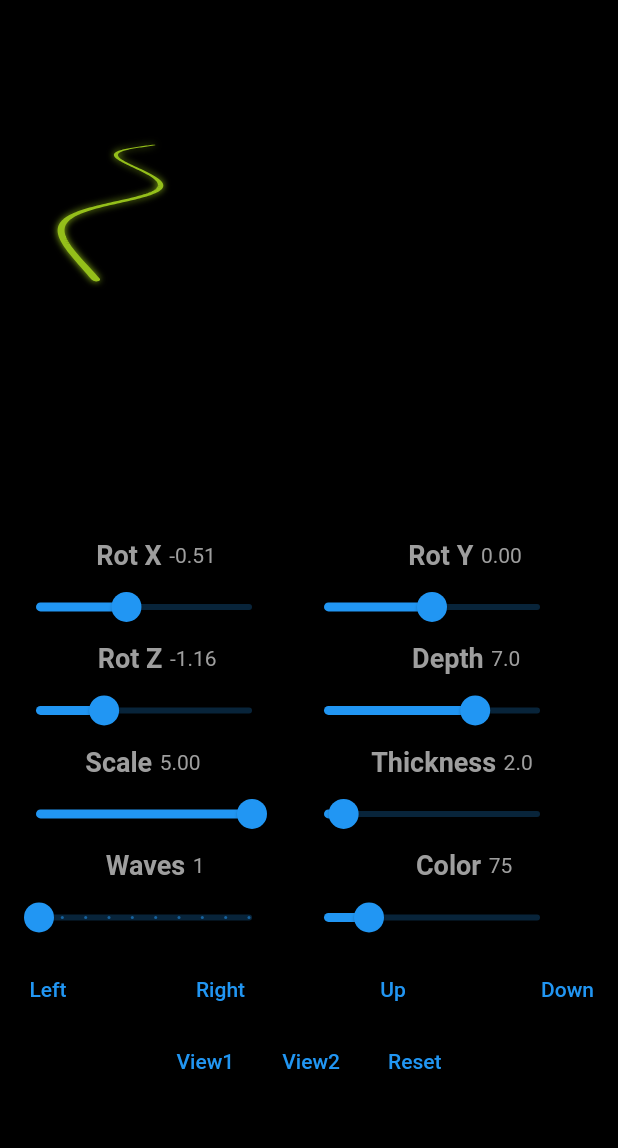
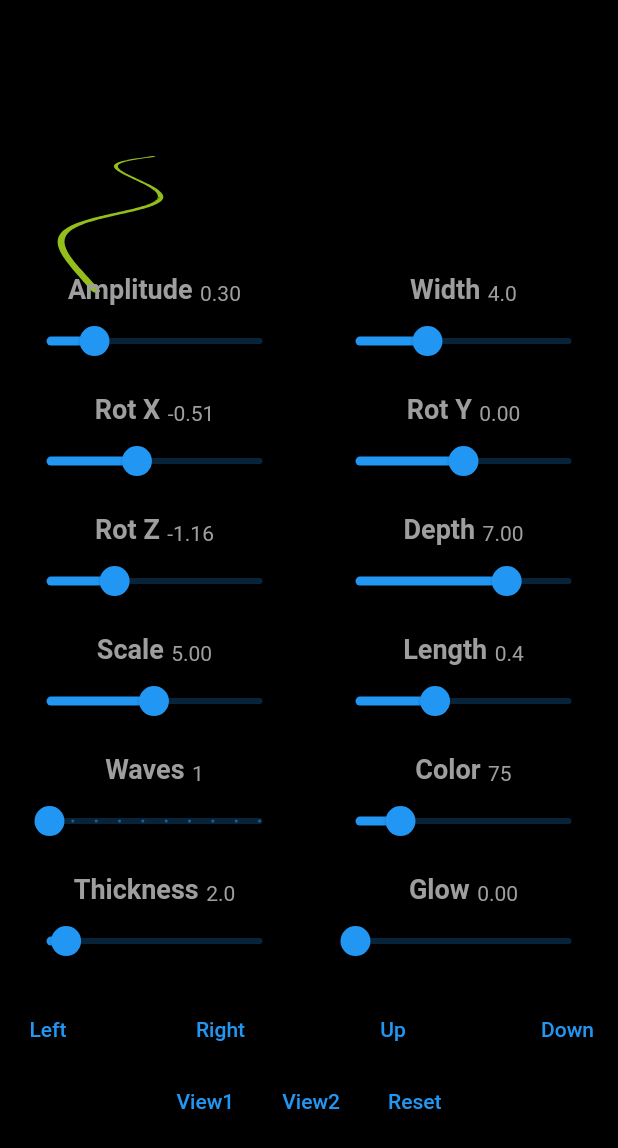
Before and after one commit to marco906/FloatingWaves, a Flutter app: the screen it shows after launch, after a tap on "View1", after a tap on "View2", on a phone screen of 412 x 824 dp. Shown: the top 1148 px of the screen. Run offline on Flutter 3.47's test engine with Material 2 defaults, Android fonts, the phone set to English and light mode, and no system bars.

Commit message:
working on new wave

```diff
--- a/lib/main.dart
+++ b/lib/main.dart
@@ -1,5 +1,4 @@
 import 'package:flutter/material.dart';
-import 'package:waves/wave_painter2.dart';
 import 'package:waves/wave_painter3.dart';
 import 'wave_painter.dart';
 import 'dart:math';
@@ -19,20 +18,3 @@ class MyApp extends StatelessWidget {
 		);
 	}
 }
-
-class WaveDemo2 extends StatelessWidget {
-	const WaveDemo2({Key? key}) : super(key: key);
-	final double width = 350;
-
-	@override
-	Widget build(BuildContext context) {
-		return Column(
-			children: [
-				CustomPaint(
-					size: Size(width, (width * 0.583)),
-					painter: WavePainter2(),
-				),
-			],
-		);
-	}
-}
--- a/lib/wave_painter2.dart
+++ /dev/null
@@ -1,54 +0,0 @@
-import 'package:flutter/material.dart';
-import 'dart:ui' as ui;
-
-class WavePainter2 extends CustomPainter{
-
-	@override
-	void paint(Canvas canvas, Size size) {
-
-	Paint paint0 = Paint()
-		//..color = Color.fromARGB(80, 255, 255, 255)
-		..style = PaintingStyle.stroke
-		..strokeWidth = 18;
-
-	paint0.shader = ui.Gradient.linear(Offset(0,size.height*0.87),Offset(size.width*1.03,size.height*0.03),[Color.fromARGB(0, 255, 255, 255),Color.fromARGB(90, 249, 249, 249), Color.fromARGB(0, 255, 255, 255)],[0.0, 0.5, 1.0]);
-
-
-	Path path0 = Path();
-	path0.moveTo(0,size.height*0.4342857);
-	path0.quadraticBezierTo(size.width*0.1610417,size.height*0.3142857,size.width*0.5025000,size.height*0.5814286);
-	path0.cubicTo(size.width*0.6981250,size.height*0.7278571,size.width*0.8443750,size.height*0.8992857,size.width*0.9000000,size.height*0.7971429);
-	path0.cubicTo(size.width*0.9491667,size.height*0.7139286,size.width*0.8510417,size.height*0.5689286,size.width*0.7583333,size.height*0.4042857);
-	path0.cubicTo(size.width*0.6654167,size.height*0.2478571,size.width*0.6062500,size.height*0.1917857,size.width*0.6316667,size.height*0.1257143);
-	path0.cubicTo(size.width*0.6589583,size.height*0.0596429,size.width*0.7610417,size.height*0.2085714,size.width*0.8283333,size.height*0.2785714);
-	path0.cubicTo(size.width*0.8991667,size.height*0.3542857,size.width*0.9475000,size.height*0.4228571,size.width*0.9741667,size.height*0.3742857);
-	path0.cubicTo(size.width*0.9943750,size.height*0.3357143,size.width*0.8860417,size.height*0.2017857,size.width*0.8566667,size.height*0.1442857);
-	//path0.quadraticBezierTo(size.width*0.6425000,size.height*0.2167857,0,size.height*0.4342857);
-
-	canvas.drawPath(path0, paint0);
-
-
-	const double shift = 4;
-
-	final path1 = path0.shift(Offset(shift, shift));
-	final path2 = path0.shift(Offset(shift, -shift));
-	final path3 = path0.shift(Offset(-shift, shift));
-	final path4 = path0.shift(Offset(-shift, -shift));
-	final path5 = path0.shift(Offset(0, shift));
-	final path6 = path0.shift(Offset(0, -shift));
-
-	canvas.drawPath(path1, paint0);
-	canvas.drawPath(path2, paint0);
-	canvas.drawPath(path3, paint0);
-	canvas.drawPath(path4, paint0);
-	canvas.drawPath(path5, paint0);
-	canvas.drawPath(path6, paint0);
-
-	}
-
-	@override
-	bool shouldRepaint(covariant CustomPainter oldDelegate) {
-		return true;
-	}
-
-}
--- a/lib/wave_painter3.dart
+++ b/lib/wave_painter3.dart
@@ -11,20 +11,8 @@ class WaveDemo3 extends StatefulWidget {
 }
 
 class _WaveDemo3State extends State<WaveDemo3> with SingleTickerProviderStateMixin {
-  double width = 300;
-  double time = 0;
-  double rotX = 0;
-  double rotY = 0;
-  double rotZ = 0;
-	double depth = 7.0;
-  double scale = 1;
-  double transX = 0;
-  double transY = 0;
-	double hue = 75;
-	double thickness = 2.0;
-	int waves = 1;
+  WaveCofig config = WaveCofig();
 
-  final duration = 3000;
   late Animation<double> _animation;
   late AnimationController controller;
 
@@ -34,7 +22,7 @@ class _WaveDemo3State extends State<WaveDemo3> with SingleTickerProviderStateMix
   @override
   void initState() {
     super.initState();
-    controller = AnimationController(duration: Duration(milliseconds: duration), vsync: this);
+    controller = AnimationController(duration: Duration(milliseconds: config.duration), vsync: this);
     controller.forward();
     controller.addStatusListener((status) {
       setAnimationForStatus(status);
@@ -67,227 +55,200 @@ class _WaveDemo3State extends State<WaveDemo3> with SingleTickerProviderStateMix
     return Scaffold(
       backgroundColor: Colors.black,
       body: Column(
-        mainAxisAlignment: MainAxisAlignment.spaceAround,
+        mainAxisAlignment: MainAxisAlignment.start,
+        mainAxisSize: MainAxisSize.max,
         //mainAxisAlignment: MainAxisAlignment.center,
         children: [
           AnimatedBuilder(
-              animation: _animation,
-              builder: (context, nil) {
-                return CustomPaint(
-                  size: Size(size.width, (size.width * 0.20)),
-                  painter: WavePainter3(controller.value, rotX, rotY, rotZ, scale, transX, transY, depth, hue, thickness, waves),
-                );
-              }),
-          Column(
-            mainAxisAlignment: MainAxisAlignment.end,
-            children: [
-              Row(mainAxisAlignment: MainAxisAlignment.spaceAround, children: [
-                Row(
-                  children: [
-                    Text('Rot X', style: textStyle),
-                    const SizedBox(width: 5),
-                    Text(rotX.toStringAsFixed(2), style: textStyle2)
-                  ],
+            animation: _animation,
+            builder: (context, nil) {
+              return Padding(
+                padding: const EdgeInsets.only(top: 100),
+                child: CustomPaint(
+                  size: Size(size.width, (size.width * 0.2)),
+                  painter: WavePainter3(controller.value, config),
                 ),
-                Row(
-                  children: [
-                    Text('Rot Y', style: textStyle),
-                    const SizedBox(width: 5),
-                    Text(rotY.toStringAsFixed(2), style: textStyle2)
-                  ],
-                ),
-              ]),
-              Row(
-                children: [
-                  Slider(
-                      value: rotX,
-                      min: -pi,
-                      max: pi,
-                      onChanged: (double value) {
-                        setState(() {
-                          rotX = value;
-                        });
-                      }),
-                  Slider(
-                      value: rotY,
-                      min: -pi,
-                      max: pi,
-                      onChanged: (double value) {
-                        setState(() {
-                          rotY = value;
-                        });
-                      }),
-                ],
-              ),
-              Row(mainAxisAlignment: MainAxisAlignment.spaceAround, children: [
-                Row(
-                  children: [
-                    Text('Rot Z', style: textStyle),
-                    const SizedBox(width: 5),
-                    Text(rotZ.toStringAsFixed(2), style: textStyle2)
-                  ],
-                ),
-                Row(
-                  children: [
-                    Text('Depth', style: textStyle),
-                    const SizedBox(width: 5),
-                    Text(depth.toStringAsFixed(1), style: textStyle2)
-                  ],
-                ),
-              ]),
-              Row(
-                children: [
-                  Slider(
-                      value: rotZ,
-                      min: -pi,
-                      max: pi,
-                      onChanged: (double value) {
-                        setState(() {
-                          rotZ = value;
-                        });
-                      }),
-                  Slider(
-                      value: depth,
-                      min: 0,
-                      max: 10,
-                      onChanged: (double value) {
-                        setState(() {
-                          depth = value;
-                        });
-                      }),
-                ],
-              ),
-              Row(mainAxisAlignment: MainAxisAlignment.spaceAround, children: [
-                Row(
-                  children: [
-                    Text('Scale', style: textStyle),
-                    const SizedBox(width: 5),
-                    Text(scale.toStringAsFixed(2), style: textStyle2)
-                  ],
-                ),
-                Row(
-                  children: [
-                    Text('Thickness', style: textStyle),
-                    const SizedBox(width: 5),
-                    Text(thickness.toStringAsFixed(1), style: textStyle2)
-                  ],
-                ),
-              ]),
-              Row(
-                children: [
-                  Slider(
-                      value: scale,
-                      min: 0,
-                      max: 5,
-                      onChanged: (double value) {
-                        setState(() {
-                          scale = value;
-                        });
-                      }),
-                  Slider(
-                      value: thickness,
-                      min: 1,
-                      max: 12,
-                      onChanged: (double value) {
-                        setState(() {
-                          thickness = value;
-                        });
-                      }),
-                ],
-              ),
+              );
+            }),
+          Expanded(
+            child: ListView(
+              shrinkWrap: true,
+              children: [
+                controlRow(children: [
+                  ampControl,
+                  densityControl,
+                ]),
+                controlRow(children: [
+                  rotationControl(config.rotX, RotationType.X),
+                  rotationControl(config.rotY, RotationType.Y),
+                ]),
+                controlRow(children: [
+                  rotationControl(config.rotZ, RotationType.Z),
+                  depthControl,
+                ]),
+                controlRow(children: [
+                  scaleControl,
+                  windowFractionControl,
+                ]),
+                controlRow(children: [
+                  waveControl,
+                  hueControl,
+                ]),
+                controlRow(children: [
+                  thicknessControl,
+                  glowControl,
+                ]),
 
-							Row(mainAxisAlignment: MainAxisAlignment.spaceAround, children: [
-                Row(
-                  children: [
-                    Text('Waves', style: textStyle),
-                    const SizedBox(width: 5),
-                    Text(waves.toStringAsFixed(0), style: textStyle2)
-                  ],
-                ),
-                Row(
-                  children: [
-                    Text('Color', style: textStyle),
-                    const SizedBox(width: 5),
-                    Text(hue.toStringAsFixed(0), style: textStyle2)
-                  ],
-                ),
-              ]),
-              Row(
-                children: [
-                  Slider(
-                      value: waves.toDouble(),
-                      min: 1,
-                      max: 20,
-											divisions: 9,
-                      onChanged: (double value) {
-                        setState(() {
-                          waves = value.toInt();
-                        });
-                      }),
-                  Slider(
-                      value: hue,
-                      min: 0,
-                      max: 360,
-                      onChanged: (double value) {
-                        setState(() {
-                          hue = value;
-                        });
-                      }),
-                ],
-              ),
-
-							translateButtons,
-
-              Row(
-								mainAxisAlignment: MainAxisAlignment.center,
-                children: [
-                  OutlinedButton(
-                    onPressed: () {
-                      setState(() {
-												rotX = -0.42;
-												rotY = -0.26;
-												rotZ = -0.49;
-												depth = 7.0;
-												scale = 3.38;
-												transX = 0;
-												transY = 50;
-                      });
-                    },
-                    child: Text("View1"),
-                  ),
-									OutlinedButton(
-                    onPressed: () {
-                      setState(() {
-                        scale = 5.0;
-                        rotX = -0.51;
-                        rotY = 0;
-                        rotZ = -1.16;
-                        transX = 0;
-                        transY = 200;
-                      });
-                    },
-                    child: Text("View2"),
-                  ),
-									OutlinedButton(
-                    onPressed: () {
-                      setState(() {
-                        scale = 1;
-                        rotX = 0;
-                        rotY = 0;
-                        rotZ = 0;
-                        transX = 0;
-                        transY = 0;
-                      });
-                    },
-                    child: Text("Reset"),
-                  ),
-                ],
-              )
-            ],
+                translateButtons,
+                viewButtons
+              ],
+            ),
           )
         ],
       ),
     );
+  }
+
+  void setRotation(double value, RotationType type)
+  {
+    setState(() {
+      switch (type) {
+        case RotationType.X:
+          config.rotX = value;
+          return;
+        case RotationType.Y:
+          config.rotY = value;
+          return;
+        case RotationType.Z:
+          config.rotZ = value;
+          return;
+      }
+    });
+  }
+
+  // MARK: - Controls
+  Widget controlRow({required List<Widget> children})
+  {
+    return SizedBox(height: 80, child: Row(mainAxisAlignment: MainAxisAlignment.spaceAround, children: children));
+  }
+
+  Widget controlHeader(String title, double value, int precision)
+  {
+    return Row(crossAxisAlignment: CrossAxisAlignment.end, children: [
+      Text(title, style: textStyle),
+      const SizedBox(width: 5),
+      Text(value.toStringAsFixed(precision), style: textStyle2)
+    ]);
+  }
+
+  Widget rotationControl(double value, RotationType type)
+  {
+    return Column(children: [
+      controlHeader("Rot ${type.name}", value, 2),
+      Slider(
+        value: value, min: -pi, max: pi,
+        onChanged: (double value) { setRotation(value, type); }
+      ),
+    ]);
+  }
+
+  Widget get depthControl
+  {
+    return Column(children: [
+      controlHeader("Depth", config.depth, 2),
+      Slider(
+        value: config.depth, min: 0, max: 10,
+        onChanged: (double value) { setState(() { config.depth = value; }); }
+      ),
+    ]);
+  }
+
+  Widget get scaleControl
+  {
+    return Column(children: [
+      controlHeader("Scale", config.scale, 2),
+      Slider(
+        value: config.scale, min: 0.05, max: 10,
+        onChanged: (double value) { setState(() { config.scale = value; }); }
+      ),
+    ]);
+  }
+
+  Widget get thicknessControl
+  {
+    return Column(children: [
+      controlHeader("Thickness", config.thickness, 1),
+      Slider(
+        value: config.thickness, min: 1, max: 12,
+        onChanged: (double value) { setState(() { config.thickness = value; }); }
+      ),
+    ]);
+  }
+
+  Widget get waveControl
+  {
+    return Column(children: [
+      controlHeader("Waves", config.waves.toDouble(), 0),
+      Slider(
+        value: config.waves.toDouble(), divisions: 9, min: 1, max: 10,
+        onChanged: (double value) { setState(() { config.waves = value.toInt(); }); }
+      ),
+    ]);
+  }
+
+  Widget get hueControl
+  {
+    return Column(children: [
+      controlHeader("Color", config.hue, 0),
+      Slider(
+        value: config.hue, min: 0, max: 360,
+        onChanged: (double value) { setState(() { config.hue = value; }); }
+      ),
+    ]);
+  }
+
+  Widget get ampControl
+  {
+    return Column(children: [
+      controlHeader("Amplitude", config.amplitude, 2),
+      Slider(
+        value: config.amplitude, min: 0.1, max: 1,
+        onChanged: (double value) { setState(() { config.amplitude = value; }); }
+      ),
+    ]);
+  }
+
+  Widget get densityControl
+  {
+    return Column(children: [
+      controlHeader("Width", config.density, 1),
+      Slider(
+        value: config.density, min: 1, max: 10,
+        onChanged: (double value) { setState(() { config.density = value; }); }
+      ),
+    ]);
+  }
+
+  Widget get windowFractionControl
+  {
+    return Column(children: [
+      controlHeader("Length", config.windowfraction, 1),
+      Slider(
+        value: config.windowfraction, min: 0.05, max: 1.0,
+        onChanged: (double value) { setState(() { config.windowfraction = value; }); }
+      ),
+    ]);
+  }
+
+  Widget get glowControl
+  {
+    return Column(children: [
+      controlHeader("Glow", config.blur, 2),
+      Slider(
+        value: config.blur, min: 0.0, max: 5.0,
+        onChanged: (double value) { setState(() { config.blur = value; }); }
+      ),
+    ]);
   }
 
   Widget get translateButtons
@@ -298,7 +259,7 @@ class _WaveDemo3State extends State<WaveDemo3> with SingleTickerProviderStateMix
     OutlinedButton(
     onPressed: () {
       setState(() {
-        transX = transX - 20;
+        config.transX = config.transX - 20;
       });
     },
     child: Text("Left"),
@@ -306,7 +267,7 @@ class _WaveDemo3State extends State<WaveDemo3> with SingleTickerProviderStateMix
     OutlinedButton(
     onPressed: () {
       setState(() {
-        transX = transX + 20;
+        config.transX = config.transX + 20;
       });
     },
     child: Text("Right"),
@@ -314,7 +275,7 @@ class _WaveDemo3State extends State<WaveDemo3> with SingleTickerProviderStateMix
     OutlinedButton(
     onPressed: () {
       setState(() {
-        transY = transY - 20;
+        config.transY = config.transY - 20;
       });
     },
     child: Text("Up"),
@@ -322,64 +283,118 @@ class _WaveDemo3State extends State<WaveDemo3> with SingleTickerProviderStateMix
     OutlinedButton(
     onPressed: () {
       setState(() {
-        transY = transY + 20;
+        config.transY = config.transY + 20;
       });
     },
     child: Text("Down")
     )
     ]);
   }
+
+  Widget get viewButtons
+  {
+    return Row(
+      mainAxisAlignment: MainAxisAlignment.center,
+      children: [
+        OutlinedButton(
+          onPressed: () {
+            setState(() {
+              config.rotX = -0.42;
+              config.rotY = -0.26;
+              config.rotZ = -0.49;
+              config.depth = 7.0;
+              config.scale = 3.38;
+              config.transX = 0;
+              config.transY = 50;
+            });
+          },
+          child: Text("View1"),
+        ),
+        OutlinedButton(
+          onPressed: () {
+            setState(() {
+              config.scale = 5.0;
+              config.rotX = -0.51;
+              config.rotY = 0;
+              config.rotZ = -1.16;
+              config.transX = 0;
+              config.transY = 200;
+            });
+          },
+          child: Text("View2"),
+        ),
+        OutlinedButton(
+          onPressed: () {
+            setState(() { config = WaveCofig.base; });
+          },
+          child: Text("Reset"),
+        ),
+      ],
+    );
+  }
+}
+
+class WaveCofig
+{
+  double width = 300;
+  double windowfraction = 0.4;
+  double amplitude = 0.3;
+  double density = 4;
+  double rotX = 0;
+  double rotY = 0;
+  double rotZ = 0;
+	double depth = 7.0;
+  double scale = 1;
+  double transX = 0;
+  double transY = 0;
+	double hue = 75;
+  double blur = 0.0;
+	double thickness = 2.0;
+	int waves = 1;
+  int duration = 3000;
+
+  static WaveCofig base = WaveCofig();
 }
 
 // Painter
 class WavePainter3 extends CustomPainter {
   final double time;
-  final double rotX;
-  final double rotY;
-  final double rotZ;
-  final double scale;
-  final double transX;
-  final double transY;
-	final double depth;
-	final double hue;
-	final double thickness;
-	final int waves;
+  final WaveCofig config;
 
-  WavePainter3(this.time, this.rotX, this.rotY, this.rotZ, this.scale, this.transX, this.transY, this.depth, this.hue, this.thickness, this.waves);
+  WavePainter3(this.time, this.config);
 
   @override
   void paint(Canvas canvas, Size size) {
 
     const Color baseColor = Color.fromARGB(200, 33, 240, 243);
-		final Color modColor = increaseColorHue(baseColor, hue);
+		final Color modColor = increaseColorHue(baseColor, config.hue);
 
     Paint paint0 = Paint()
       ..color = modColor
       ..style = PaintingStyle.stroke
-      ..strokeJoin = StrokeJoin.round
       ..strokeCap = StrokeCap.round
-      ..strokeWidth = thickness
-      ..maskFilter = const MaskFilter.blur(BlurStyle.solid, 0.5)
+      ..strokeWidth = config.thickness
+      ..maskFilter = MaskFilter.blur(BlurStyle.solid, config.blur)
       ..blendMode = BlendMode.screen;
 
     final rotationMatrix = Matrix4.identity()
-      ..rotateX(rotX)
-      ..rotateY(rotY)
-      ..rotateZ(rotZ)
-      ..scale(scale);
+      ..rotateX(config.rotX)
+      ..rotateY(config.rotY)
+      ..rotateZ(config.rotZ)
+      ..scale(config.scale);
 
     final depthMatrix = Matrix4.identity()
       ..setEntry(3, 0, 0.000)
       ..setEntry(3, 1, 0.000)
-      ..setEntry(3, 2, depth / 1000);
+      ..setEntry(3, 2, config.depth / 1000);
 
     // transform canvas space
-    canvas.translate(transX, transY);
+    canvas.translate(config.transX, config.transY);
     canvas.transform(depthMatrix.storage);
     canvas.transform(rotationMatrix.storage);
 
 		final double offsetVal = 2;
-		for (var w = 0; w < waves; w++)
+		for (var w = 0; w < config.waves; w++)
 		{
       final Path path_0 = createWavePath(size, w);
 			final offset = Offset(w * offsetVal, 0);
@@ -410,9 +425,9 @@ class WavePainter3 extends CustomPainter {
   // create path
   double yValue(double xFraction, Size size, int index)
   {
-    const density = 4;
+    final density = config.density;
     const omega = 2 * pi;
-    final double amp = size.height * 0.5 * 0.3;
+    final double amp = size.height * 0.5 * config.amplitude;
     final double variation = 1 - index * 0.05;
     //var random = Random();
     //final double factor = random.nextDouble();
@@ -422,7 +437,7 @@ class WavePainter3 extends CustomPainter {
   Path createWavePath(Size size, index)
 	{
     final width = size.width;
-    final double windowWidth = width * 0.4;
+    final double windowWidth = width * config.windowfraction;
     double xmin = time * (width + windowWidth) - windowWidth;
     double xmax = xmin + windowWidth;
     xmin = xmin < 0 ? 0 : xmin.roundToDouble();
@@ -440,3 +455,8 @@ class WavePainter3 extends CustomPainter {
     return path_0;
   }
 }
+
+enum RotationType
+{
+  X, Y, Z
+}
```
